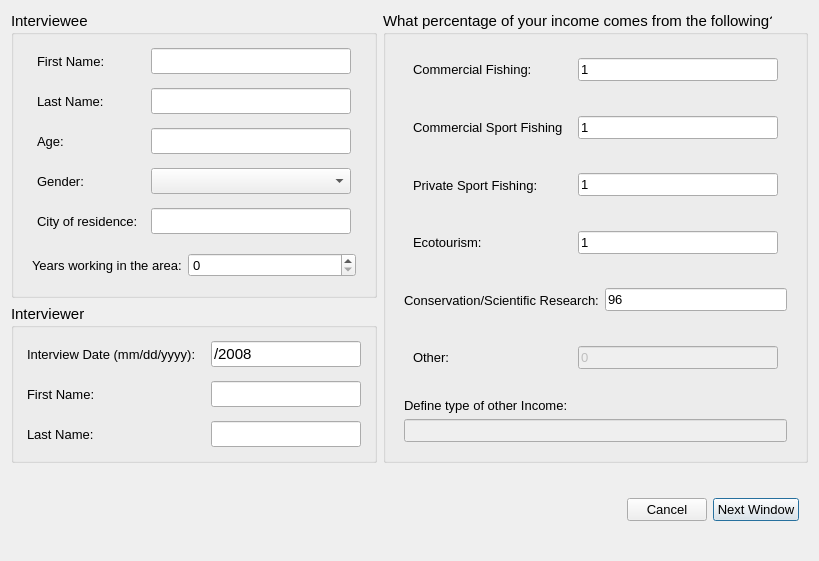
First picture: the form in cobi_loreto/Interview/interviewstart.ui, repository Ecotrust/openoceanmap-desktop, before the edit.
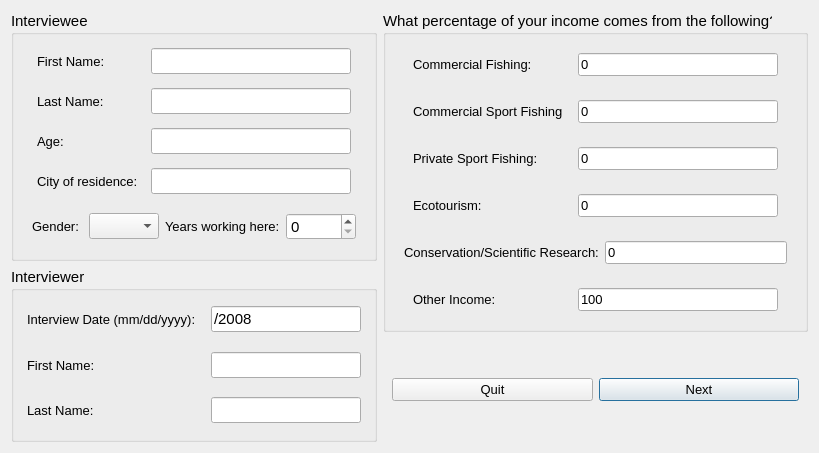
Second picture: the form after the edit.

Commit message: functioning other income save and fix for bug when saving multiple shapes - now returns to the correct dialog

What changed in the file:
```diff
--- a/cobi_loreto/Interview/interviewstart.ui
+++ b/cobi_loreto/Interview/interviewstart.ui
@@ -6,21 +6,15 @@
    <rect>
     <x>0</x>
     <y>0</y>
-    <width>753</width>
-    <height>561</height>
+    <width>747</width>
+    <height>453</height>
    </rect>
   </property>
   <property name="windowTitle" >
    <string>OpenOceanMap - Interview</string>
   </property>
-  <layout class="QVBoxLayout" >
-   <item>
-    <layout class="QHBoxLayout" >
-     <item>
-      <layout class="QVBoxLayout" >
-       <item>
-        <layout class="QVBoxLayout" >
-         <item>
+  <layout class="QGridLayout" >
+   <item row="0" column="0" >
           <widget class="QGroupBox" name="interviewee" >
            <property name="font" >
             <font>
@@ -232,35 +226,87 @@
               </layout>
              </widget>
             </item>
+      <item>
+       <widget class="QWidget" native="1" name="age_2" >
+        <layout class="QHBoxLayout" >
+         <property name="spacing" >
+          <number>4</number>
+         </property>
+         <property name="leftMargin" >
+          <number>4</number>
+         </property>
+         <property name="topMargin" >
+          <number>4</number>
+         </property>
+         <property name="rightMargin" >
+          <number>4</number>
+         </property>
+         <property name="bottomMargin" >
+          <number>4</number>
+         </property>
+         <item>
+          <widget class="QLabel" name="city_text" >
+           <property name="minimumSize" >
+            <size>
+             <width>100</width>
+             <height>0</height>
+            </size>
+           </property>
+           <property name="maximumSize" >
+            <size>
+             <width>100</width>
+             <height>16777215</height>
+            </size>
+           </property>
+           <property name="font" >
+            <font>
+             <pointsize>10</pointsize>
+            </font>
+           </property>
+           <property name="text" >
+            <string>City of residence:</string>
+           </property>
+          </widget>
+         </item>
+         <item>
+          <widget class="QLineEdit" name="city_line" >
+           <property name="enabled" >
+            <bool>true</bool>
+           </property>
+           <property name="minimumSize" >
+            <size>
+             <width>200</width>
+             <height>0</height>
+            </size>
+           </property>
+           <property name="maximumSize" >
+            <size>
+             <width>200</width>
+             <height>200</height>
+            </size>
+           </property>
+           <property name="text" >
+            <string/>
+           </property>
+          </widget>
+         </item>
+        </layout>
+       </widget>
+      </item>
             <item>
              <widget class="QWidget" native="1" name="gender" >
               <layout class="QHBoxLayout" >
-               <property name="spacing" >
-                <number>4</number>
-               </property>
-               <property name="leftMargin" >
-                <number>4</number>
-               </property>
-               <property name="topMargin" >
-                <number>4</number>
-               </property>
-               <property name="rightMargin" >
-                <number>4</number>
-               </property>
-               <property name="bottomMargin" >
-                <number>4</number>
-               </property>
                <item>
                 <widget class="QLabel" name="gender_text" >
                  <property name="minimumSize" >
                   <size>
-                   <width>100</width>
+             <width>45</width>
                    <height>0</height>
                   </size>
                  </property>
                  <property name="maximumSize" >
                   <size>
-                   <width>100</width>
+             <width>60</width>
                    <height>16777215</height>
                   </size>
                  </property>
@@ -278,7 +324,7 @@
                 <widget class="QComboBox" name="gender_comboBox" >
                  <property name="maximumSize" >
                   <size>
-                   <width>200</width>
+             <width>70</width>
                    <height>16777215</height>
                   </size>
                  </property>
@@ -299,95 +345,17 @@
                  </item>
                 </widget>
                </item>
-              </layout>
-             </widget>
-            </item>
-            <item>
-             <widget class="QWidget" native="1" name="age_2" >
-              <layout class="QHBoxLayout" >
-               <property name="spacing" >
-                <number>4</number>
-               </property>
-               <property name="leftMargin" >
-                <number>4</number>
-               </property>
-               <property name="topMargin" >
-                <number>4</number>
-               </property>
-               <property name="rightMargin" >
-                <number>4</number>
-               </property>
-               <property name="bottomMargin" >
-                <number>4</number>
-               </property>
-               <item>
-                <widget class="QLabel" name="city_text" >
-                 <property name="minimumSize" >
-                  <size>
-                   <width>100</width>
-                   <height>0</height>
-                  </size>
-                 </property>
-                 <property name="maximumSize" >
-                  <size>
-                   <width>100</width>
-                   <height>16777215</height>
-                  </size>
-                 </property>
-                 <property name="font" >
-                  <font>
-                   <pointsize>10</pointsize>
-                  </font>
-                 </property>
-                 <property name="text" >
-                  <string>City of residence:</string>
-                 </property>
-                </widget>
-               </item>
-               <item>
-                <widget class="QLineEdit" name="city_line" >
-                 <property name="enabled" >
-                  <bool>true</bool>
-                 </property>
-                 <property name="minimumSize" >
-                  <size>
-                   <width>200</width>
-                   <height>0</height>
-                  </size>
-                 </property>
-                 <property name="maximumSize" >
-                  <size>
-                   <width>200</width>
-                   <height>200</height>
-                  </size>
-                 </property>
-                 <property name="text" >
-                  <string/>
-                 </property>
-                </widget>
-               </item>
-              </layout>
-             </widget>
-            </item>
-            <item>
-             <widget class="QWidget" native="1" name="home_port_6" >
-              <property name="font" >
-               <font>
-                <pointsize>10</pointsize>
-               </font>
-              </property>
-              <layout class="QHBoxLayout" >
                <item>
                 <widget class="QLabel" name="years_text" >
                  <property name="minimumSize" >
                   <size>
-                   <width>150</width>
+             <width>100</width>
                    <height>0</height>
                   </size>
                  </property>
                  <property name="maximumSize" >
                   <size>
-                   <width>250</width>
+             <width>150</width>
                    <height>16777215</height>
                   </size>
                  </property>
@@ -397,7 +365,7 @@
                   </font>
                  </property>
                  <property name="text" >
-                  <string>Years working in the area:</string>
+            <string>Years working here:</string>
                  </property>
                 </widget>
                </item>
@@ -417,7 +385,7 @@
                  </property>
                  <property name="maximumSize" >
                   <size>
-                   <width>200</width>
+             <width>70</width>
                    <height>200</height>
                   </size>
                  </property>
@@ -429,229 +397,7 @@
            </layout>
           </widget>
          </item>
-         <item>
-          <widget class="QGroupBox" name="interviewee_2" >
-           <property name="font" >
-            <font>
-             <pointsize>11</pointsize>
-            </font>
-           </property>
-           <property name="title" >
-            <string>Interviewer</string>
-           </property>
-           <layout class="QGridLayout" >
-            <item row="0" column="0" >
-             <widget class="QWidget" native="1" name="interviewee_first_name_2" >
-              <layout class="QHBoxLayout" >
-               <property name="spacing" >
-                <number>4</number>
-               </property>
-               <property name="leftMargin" >
-                <number>4</number>
-               </property>
-               <property name="topMargin" >
-                <number>4</number>
-               </property>
-               <property name="rightMargin" >
-                <number>4</number>
-               </property>
-               <property name="bottomMargin" >
-                <number>4</number>
-               </property>
-               <item>
-                <widget class="QLabel" name="date_text" >
-                 <property name="minimumSize" >
-                  <size>
-                   <width>180</width>
-                   <height>0</height>
-                  </size>
-                 </property>
-                 <property name="maximumSize" >
-                  <size>
-                   <width>180</width>
-                   <height>16777215</height>
-                  </size>
-                 </property>
-                 <property name="font" >
-                  <font>
-                   <pointsize>10</pointsize>
-                  </font>
-                 </property>
-                 <property name="text" >
-                  <string>Interview Date (mm/dd/yyyy):</string>
-                 </property>
-                </widget>
-               </item>
-               <item>
-                <widget class="QLineEdit" name="date_line" >
-                 <property name="enabled" >
-                  <bool>true</bool>
-                 </property>
-                 <property name="minimumSize" >
-                  <size>
-                   <width>150</width>
-                   <height>0</height>
-                  </size>
-                 </property>
-                 <property name="maximumSize" >
-                  <size>
-                   <width>150</width>
-                   <height>16777215</height>
-                  </size>
-                 </property>
-                 <property name="text" >
-                  <string>/2008</string>
-                 </property>
-                 <property name="cursorPosition" >
-                  <number>0</number>
-                 </property>
-                </widget>
-               </item>
-              </layout>
-             </widget>
-            </item>
-            <item row="1" column="0" >
-             <widget class="QWidget" native="1" name="interviewee_first_name_3" >
-              <layout class="QHBoxLayout" >
-               <property name="spacing" >
-                <number>4</number>
-               </property>
-               <property name="leftMargin" >
-                <number>4</number>
-               </property>
-               <property name="topMargin" >
-                <number>4</number>
-               </property>
-               <property name="rightMargin" >
-                <number>4</number>
-               </property>
-               <property name="bottomMargin" >
-                <number>4</number>
-               </property>
-               <item>
-                <widget class="QLabel" name="interviewer_first_name_text" >
-                 <property name="minimumSize" >
-                  <size>
-                   <width>180</width>
-                   <height>0</height>
-                  </size>
-                 </property>
-                 <property name="maximumSize" >
-                  <size>
-                   <width>180</width>
-                   <height>16777215</height>
-                  </size>
-                 </property>
-                 <property name="font" >
-                  <font>
-                   <pointsize>10</pointsize>
-                  </font>
-                 </property>
-                 <property name="text" >
-                  <string>First Name:</string>
-                 </property>
-                </widget>
-               </item>
-               <item>
-                <widget class="QLineEdit" name="interviewer_first_name_line" >
-                 <property name="enabled" >
-                  <bool>true</bool>
-                 </property>
-                 <property name="minimumSize" >
-                  <size>
-                   <width>150</width>
-                   <height>0</height>
-                  </size>
-                 </property>
-                 <property name="maximumSize" >
-                  <size>
-                   <width>150</width>
-                   <height>16777215</height>
-                  </size>
-                 </property>
-                 <property name="text" >
-                  <string/>
-                 </property>
-                </widget>
-               </item>
-              </layout>
-             </widget>
-            </item>
-            <item row="2" column="0" >
-             <widget class="QWidget" native="1" name="interviewee_first_name_4" >
-              <layout class="QHBoxLayout" >
-               <property name="spacing" >
-                <number>4</number>
-               </property>
-               <property name="leftMargin" >
-                <number>4</number>
-               </property>
-               <property name="topMargin" >
-                <number>4</number>
-               </property>
-               <property name="rightMargin" >
-                <number>4</number>
-               </property>
-               <property name="bottomMargin" >
-                <number>4</number>
-               </property>
-               <item>
-                <widget class="QLabel" name="interviewer_last_name_text" >
-                 <property name="minimumSize" >
-                  <size>
-                   <width>180</width>
-                   <height>0</height>
-                  </size>
-                 </property>
-                 <property name="maximumSize" >
-                  <size>
-                   <width>180</width>
-                   <height>16777215</height>
-                  </size>
-                 </property>
-                 <property name="font" >
-                  <font>
-                   <pointsize>10</pointsize>
-                  </font>
-                 </property>
-                 <property name="text" >
-                  <string>Last Name:</string>
-                 </property>
-                </widget>
-               </item>
-               <item>
-                <widget class="QLineEdit" name="interviewer_last_name_line" >
-                 <property name="enabled" >
-                  <bool>true</bool>
-                 </property>
-                 <property name="minimumSize" >
-                  <size>
-                   <width>150</width>
-                   <height>0</height>
-                  </size>
-                 </property>
-                 <property name="maximumSize" >
-                  <size>
-                   <width>150</width>
-                   <height>16777215</height>
-                  </size>
-                 </property>
-                 <property name="text" >
-                  <string/>
-                 </property>
-                </widget>
-               </item>
-              </layout>
-             </widget>
-            </item>
-           </layout>
-          </widget>
-         </item>
-        </layout>
-       </item>
-      </layout>
-     </item>
-     <item>
+   <item rowspan="2" row="0" column="1" >
       <widget class="QGroupBox" name="user_group_info" >
        <property name="font" >
         <font>
@@ -662,7 +408,7 @@
         <string>What percentage of your income comes from the following?</string>
        </property>
        <layout class="QGridLayout" >
-        <item row="1" column="0" >
+      <item row="0" column="0" >
          <widget class="QWidget" native="1" name="home_port_2" >
           <property name="font" >
            <font>
@@ -717,14 +463,14 @@
               </font>
              </property>
              <property name="text" >
-              <string>1</string>
+            <string>0</string>
              </property>
             </widget>
            </item>
           </layout>
          </widget>
         </item>
-        <item row="2" column="0" >
+      <item row="1" column="0" >
          <widget class="QWidget" native="1" name="home_port_3" >
           <property name="font" >
            <font>
@@ -779,14 +525,14 @@
               </font>
              </property>
              <property name="text" >
-              <string>1</string>
+            <string>0</string>
              </property>
             </widget>
            </item>
           </layout>
          </widget>
         </item>
-        <item row="3" column="0" >
+      <item row="2" column="0" >
          <widget class="QWidget" native="1" name="ves_license" >
           <property name="font" >
            <font>
@@ -841,14 +587,14 @@
               </font>
              </property>
              <property name="text" >
-              <string>1</string>
+            <string>0</string>
              </property>
             </widget>
            </item>
           </layout>
          </widget>
         </item>
-        <item row="4" column="0" >
+      <item row="3" column="0" >
          <widget class="QWidget" native="1" name="ves_license_2" >
           <property name="font" >
            <font>
@@ -903,14 +649,14 @@
               </font>
              </property>
              <property name="text" >
-              <string>1</string>
+            <string>0</string>
              </property>
             </widget>
            </item>
           </layout>
          </widget>
         </item>
-        <item row="5" column="0" >
+      <item row="4" column="0" >
          <widget class="QWidget" native="1" name="vessel_length" >
           <property name="font" >
            <font>
@@ -965,14 +711,14 @@
               </font>
              </property>
              <property name="text" >
-              <string>96</string>
+            <string>0</string>
              </property>
             </widget>
            </item>
           </layout>
          </widget>
         </item>
-        <item row="6" column="0" >
+      <item row="5" column="0" >
          <widget class="QWidget" native="1" name="vessel_length_2" >
           <property name="font" >
            <font>
@@ -1000,14 +746,14 @@
               </font>
              </property>
              <property name="text" >
-              <string>Other:</string>
+            <string>Other Income:</string>
              </property>
             </widget>
            </item>
            <item>
             <widget class="QLineEdit" name="other_line" >
              <property name="enabled" >
-              <bool>false</bool>
+            <bool>true</bool>
              </property>
              <property name="minimumSize" >
               <size>
@@ -1027,32 +773,56 @@
               </font>
              </property>
              <property name="text" >
-              <string>0</string>
+            <string>100</string>
              </property>
             </widget>
            </item>
           </layout>
          </widget>
         </item>
-        <item row="7" column="0" >
-         <widget class="QWidget" native="1" name="vessel_length_3" >
+     </layout>
+    </widget>
+   </item>
+   <item rowspan="2" row="1" column="0" >
+    <widget class="QGroupBox" name="interviewee_2" >
           <property name="font" >
            <font>
-            <pointsize>10</pointsize>
-           </font>
-          </property>
+       <pointsize>11</pointsize>
+      </font>
+     </property>
+     <property name="title" >
+      <string>Interviewer</string>
+     </property>
           <layout class="QVBoxLayout" >
            <item>
-            <widget class="QLabel" name="define_other_text" >
+       <widget class="QWidget" native="1" name="interviewee_first_name_2" >
+        <layout class="QHBoxLayout" >
+         <property name="spacing" >
+          <number>4</number>
+         </property>
+         <property name="leftMargin" >
+          <number>4</number>
+         </property>
+         <property name="topMargin" >
+          <number>4</number>
+         </property>
+         <property name="rightMargin" >
+          <number>4</number>
+         </property>
+         <property name="bottomMargin" >
+          <number>4</number>
+         </property>
+         <item>
+          <widget class="QLabel" name="date_text" >
              <property name="minimumSize" >
               <size>
-               <width>150</width>
+             <width>180</width>
                <height>0</height>
               </size>
              </property>
              <property name="maximumSize" >
               <size>
-               <width>300</width>
+             <width>180</width>
                <height>16777215</height>
               </size>
              </property>
@@ -1062,31 +832,68 @@
               </font>
              </property>
              <property name="text" >
-              <string>Define type of other Income:</string>
+            <string>Interview Date (mm/dd/yyyy):</string>
              </property>
             </widget>
            </item>
            <item>
-            <widget class="QLineEdit" name="define_other_line" >
+          <widget class="QLineEdit" name="date_line" >
              <property name="enabled" >
-              <bool>false</bool>
-             </property>
-             <property name="sizePolicy" >
-              <sizepolicy vsizetype="Fixed" hsizetype="Expanding" >
-               <horstretch>0</horstretch>
-               <verstretch>0</verstretch>
-              </sizepolicy>
-             </property>
+            <bool>true</bool>
+           </property>
+           <property name="minimumSize" >
+            <size>
+             <width>150</width>
+             <height>0</height>
+            </size>
+           </property>
+           <property name="maximumSize" >
+            <size>
+             <width>150</width>
+             <height>16777215</height>
+            </size>
+           </property>
+           <property name="text" >
+            <string>/2008</string>
+           </property>
+           <property name="cursorPosition" >
+            <number>0</number>
+           </property>
+          </widget>
+         </item>
+        </layout>
+       </widget>
+      </item>
+      <item>
+       <widget class="QWidget" native="1" name="interviewee_first_name_3" >
+        <layout class="QHBoxLayout" >
+         <property name="spacing" >
+          <number>4</number>
+         </property>
+         <property name="leftMargin" >
+          <number>4</number>
+         </property>
+         <property name="topMargin" >
+          <number>4</number>
+         </property>
+         <property name="rightMargin" >
+          <number>4</number>
+         </property>
+         <property name="bottomMargin" >
+          <number>4</number>
+         </property>
+         <item>
+          <widget class="QLabel" name="interviewer_first_name_text" >
              <property name="minimumSize" >
               <size>
-               <width>200</width>
+             <width>180</width>
                <height>0</height>
               </size>
              </property>
              <property name="maximumSize" >
               <size>
-               <width>800</width>
-               <height>200</height>
+             <width>180</width>
+             <height>16777215</height>
               </size>
              </property>
              <property name="font" >
@@ -1095,6 +902,28 @@
               </font>
              </property>
              <property name="text" >
+            <string>First Name:</string>
+           </property>
+          </widget>
+         </item>
+         <item>
+          <widget class="QLineEdit" name="interviewer_first_name_line" >
+           <property name="enabled" >
+            <bool>true</bool>
+           </property>
+           <property name="minimumSize" >
+            <size>
+             <width>150</width>
+             <height>0</height>
+            </size>
+           </property>
+           <property name="maximumSize" >
+            <size>
+             <width>150</width>
+             <height>16777215</height>
+            </size>
+           </property>
+           <property name="text" >
               <string/>
              </property>
             </widget>
@@ -1102,12 +931,77 @@
           </layout>
          </widget>
         </item>
+      <item>
+       <widget class="QWidget" native="1" name="interviewee_first_name_4" >
+        <layout class="QHBoxLayout" >
+         <property name="spacing" >
+          <number>4</number>
+         </property>
+         <property name="leftMargin" >
+          <number>4</number>
+         </property>
+         <property name="topMargin" >
+          <number>4</number>
+         </property>
+         <property name="rightMargin" >
+          <number>4</number>
+         </property>
+         <property name="bottomMargin" >
+          <number>4</number>
+         </property>
+         <item>
+          <widget class="QLabel" name="interviewer_last_name_text" >
+           <property name="minimumSize" >
+            <size>
+             <width>180</width>
+             <height>0</height>
+            </size>
+           </property>
+           <property name="maximumSize" >
+            <size>
+             <width>180</width>
+             <height>16777215</height>
+            </size>
+           </property>
+           <property name="font" >
+            <font>
+             <pointsize>10</pointsize>
+            </font>
+           </property>
+           <property name="text" >
+            <string>Last Name:</string>
+           </property>
+          </widget>
+         </item>
+         <item>
+          <widget class="QLineEdit" name="interviewer_last_name_line" >
+           <property name="enabled" >
+            <bool>true</bool>
+           </property>
+           <property name="minimumSize" >
+            <size>
+             <width>150</width>
+             <height>0</height>
+            </size>
+           </property>
+           <property name="maximumSize" >
+            <size>
+             <width>150</width>
+             <height>16777215</height>
+            </size>
+           </property>
+           <property name="text" >
+            <string/>
+           </property>
+          </widget>
+         </item>
        </layout>
       </widget>
      </item>
     </layout>
+    </widget>
    </item>
-   <item>
+   <item row="2" column="1" >
     <widget class="QWidget" native="1" name="button_box" >
      <property name="sizePolicy" >
       <sizepolicy vsizetype="MinimumExpanding" hsizetype="Preferred" >
@@ -1122,28 +1016,6 @@
       </size>
      </property>
      <layout class="QHBoxLayout" >
-      <property name="leftMargin" >
-       <number>12</number>
-      </property>
-      <property name="topMargin" >
-       <number>7</number>
-      </property>
-      <property name="bottomMargin" >
-       <number>7</number>
-      </property>
-      <item>
-       <spacer>
-        <property name="orientation" >
-         <enum>Qt::Horizontal</enum>
-        </property>
-        <property name="sizeHint" >
-         <size>
-          <width>693</width>
-          <height>45</height>
-         </size>
-        </property>
-       </spacer>
-      </item>
       <item>
        <widget class="QPushButton" name="pbnCancel" >
         <property name="font" >
@@ -1152,7 +1024,7 @@
          </font>
         </property>
         <property name="text" >
-         <string>Cancel</string>
+         <string>Quit</string>
         </property>
        </widget>
       </item>
@@ -1164,7 +1036,7 @@
          </font>
         </property>
         <property name="text" >
-         <string>Next Window</string>
+         <string>Next</string>
         </property>
         <property name="checkable" >
          <bool>false</bool>
```
Lines whose indentation alone changed are shown as unchanged. The commit also changes 24 other files.
